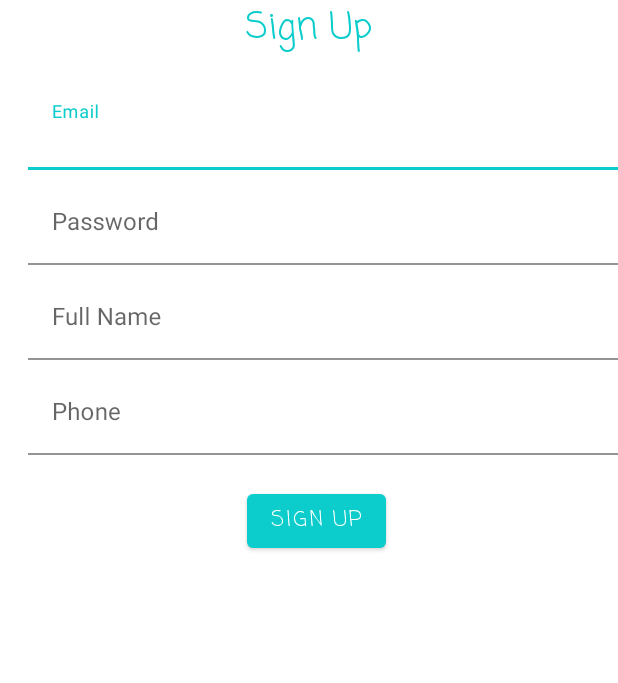
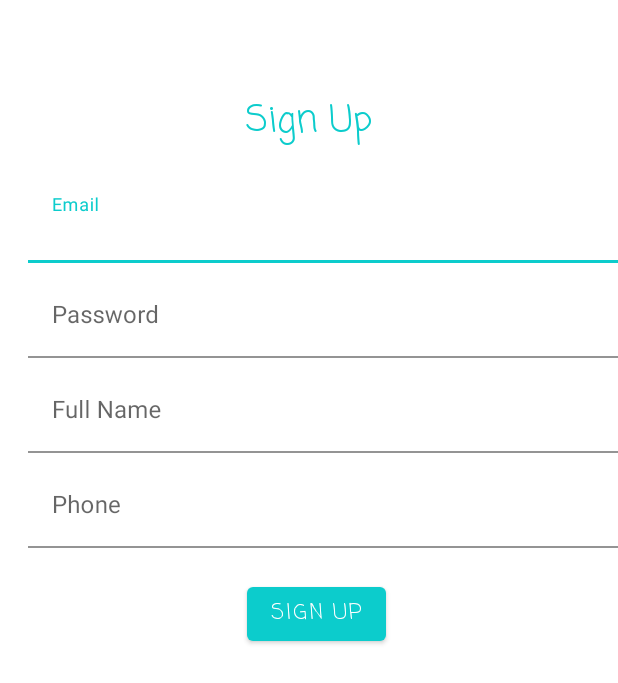
Before and after one commit to Ammarinho95/Org.Tuwaiq.Hospital.Appointment, an Android app: the layout activity_sign_up.xml on its own in the app's theme, with its tools: preview values and no code run, on a phone screen of 412 x 824 dp. Shown: the top 683 px of the screen. Run offline under Robolectric (Android 15) with nearby library versions, the phone set to English and light mode, and no system bars.

Commit message:
fixed some issues with signup activity_sign_up.xml

```diff
--- a/app/src/main/java/com/example/orgtuwaiqhospitalappointment/view/LoginActivity.kt
+++ b/app/src/main/java/com/example/orgtuwaiqhospitalappointment/view/LoginActivity.kt
@@ -8,5 +8,9 @@ class LoginActivity : AppCompatActivity() {
     override fun onCreate(savedInstanceState: Bundle?) {
         super.onCreate(savedInstanceState)
         setContentView(R.layout.activity_log_in_page)
+
+
+
+
     }
 }
--- a/app/src/main/java/signup/SignupActivity.kt
+++ b/app/src/main/java/signup/SignUpActivity.kt
@@ -4,9 +4,9 @@ import androidx.appcompat.app.AppCompatActivity
 import android.os.Bundle
 import com.example.orgtuwaiqhospitalappointment.R
 
-class signupActivity : AppCompatActivity() {
+class SignUpActivity : AppCompatActivity() {
     override fun onCreate(savedInstanceState: Bundle?) {
         super.onCreate(savedInstanceState)
-        setContentView(R.layout.activity_signup)
+        setContentView(R.layout.activity_sign_up)
     }
 }
--- a/app/src/main/res/layout/activity_main.xml
+++ b/app/src/main/res/layout/activity_main.xml
@@ -4,7 +4,7 @@
     xmlns:tools="http://schemas.android.com/tools"
     android:layout_width="match_parent"
     android:layout_height="match_parent"
-    tools:context=".MainActivity">
+    tools:context=".SignUpActivity">
 
     <TextView
         android:layout_width="wrap_content"
--- a/app/src/main/res/layout/activity_signup.xml
+++ b/app/src/main/res/layout/activity_sign_up.xml
@@ -4,13 +4,15 @@
     xmlns:tools="http://schemas.android.com/tools"
     android:layout_width="match_parent"
     android:layout_height="match_parent"
-    tools:context="signup.signupActivity">
+    tools:context="signup.SignUpActivity">
+
 
     <TextView
         android:id="@+id/textViewSignUp"
         android:layout_width="wrap_content"
         android:layout_height="wrap_content"
         android:layout_marginStart="16dp"
+        android:layout_marginTop="62dp"
         android:layout_marginEnd="16dp"
         android:fontFamily="casual"
         android:text="Sign Up"
@@ -18,7 +20,7 @@
         android:textSize="24sp"
         app:layout_constraintEnd_toEndOf="parent"
         app:layout_constraintStart_toStartOf="parent"
-        tools:layout_editor_absoluteY="62dp" />
+        app:layout_constraintTop_toTopOf="parent" />
 
     <com.google.android.material.textfield.TextInputLayout
         android:id="@+id/inputEmail"
```
Also changed, not shown: app/src/main/AndroidManifest.xml (+7 -1 lines), app/src/main/java/com/example/orgtuwaiqhospitalappointment/view/login/MainActivity.kt (renamed from app/src/main/java/com/example/orgtuwaiqhospitalappointment/MainActivity.kt, +4 -4 lines).
